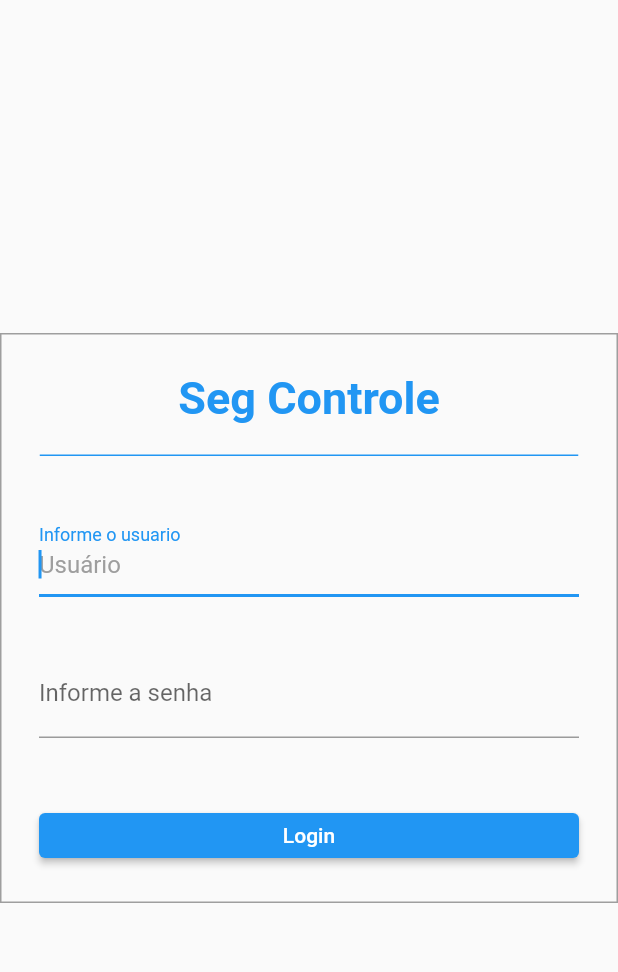
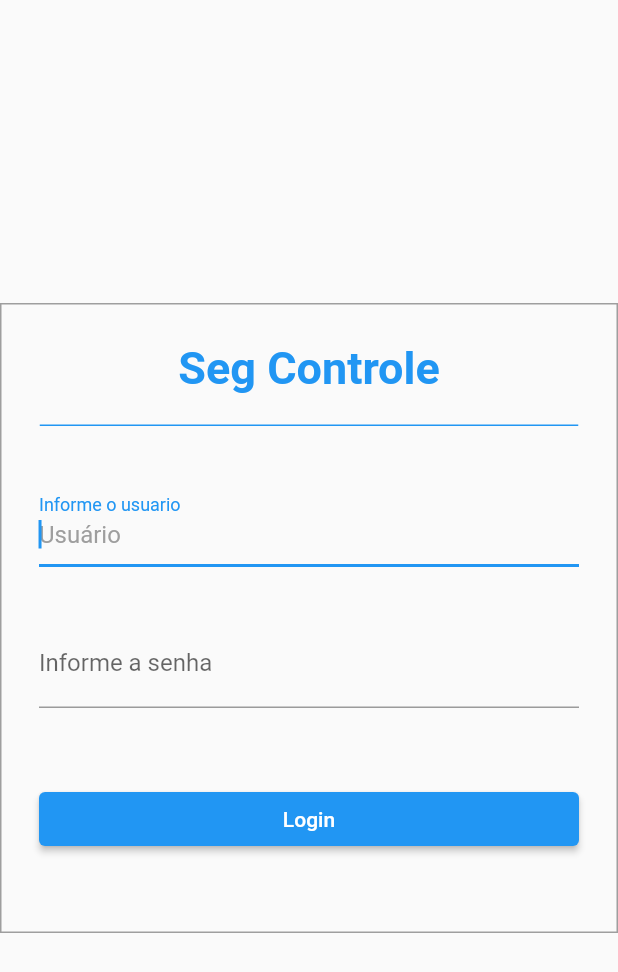
Before and after one commit to Fernando1506/os_interna, a Flutter app: the LoginView screen opened directly, on a phone screen of 412 x 824 dp. Shown: the top 972 px of the screen. Run offline on Flutter 3.47's test engine with Material 2 defaults, Android fonts, the light colour scheme and no system bars; our stand-ins replace firebase_core, firebase_database, font_awesome_flutter, get; accounts and stored records are empty.

Commit message:
Update login

```diff
--- /dev/null
+++ b/lib/login/login.controller.dart
@@ -0,0 +1,17 @@
+import 'package:flutter/material.dart';
+import 'package:get/get.dart';
+
+import '../relatorio_ordem_de_servico/relatorio.view.dart';
+
+class LoginController {
+  TextEditingController usuario = TextEditingController();
+  TextEditingController senha = TextEditingController();
+
+  Future logarSistema() async {
+    if (usuario.text == "admin" && senha.text == "123") {
+      Get.off(RelatorioView());
+    } else {
+      Container();
+    }
+  }
+}
--- a/lib/login/login.view.dart
+++ b/lib/login/login.view.dart
@@ -1,10 +1,18 @@
 import 'package:flutter/material.dart';
 import 'package:get/get.dart';
-import '../page/homepage.view.dart';
+import 'package:os_interna/components/buttons.dart';
 import '../relatorio_ordem_de_servico/relatorio.view.dart';
+import 'login.controller.dart';
 
 class LoginView extends StatelessWidget {
-  const LoginView({Key? key}) : super(key: key);
+  LoginView({
+    Key? key,
+  }) : super(key: key) {
+    controllerLogin = LoginController();
+  }
+
+  late LoginController controllerLogin;
+  final formKey = GlobalKey<FormState>();
 
   @override
   Widget build(BuildContext context) {
@@ -14,11 +22,13 @@ class LoginView extends StatelessWidget {
       body: Center(
         child: Container(
           width: 500,
-          height: 380,
+          height: 420,
           padding: const EdgeInsets.all(25),
           decoration: BoxDecoration(
             border: Border.all(color: Colors.grey),
           ),
+          child: Form(
+            key: formKey,
             child: Column(
               children: [
                 const Text(
@@ -40,16 +50,29 @@ class LoginView extends StatelessWidget {
                   ),
                 ),
                 const SizedBox(height: 35),
-              const TextField(
+                TextFormField(
+                  validator: (value) {
+                    if (value == null || value.isEmpty) {
+                      return 'Obrigatório!';
+                    }
+                    return null;
+                  },
                   autofocus: true,
                   decoration: InputDecoration(
                     hintText: 'Usuário',
                     hintStyle: TextStyle(color: Colors.grey),
                     labelText: 'Informe o usuario',
                   ),
+                  controller: controllerLogin.usuario,
                 ),
                 const SizedBox(height: 35),
-              const TextField(
+                TextFormField(
+                  validator: (value) {
+                    if (value == null || value.isEmpty) {
+                      return 'Obrigatório!';
+                    }
+                    return null;
+                  },
                   autofocus: true,
                   obscureText: true,
                   decoration: InputDecoration(
@@ -57,19 +80,21 @@ class LoginView extends StatelessWidget {
                     hintStyle: TextStyle(color: Colors.grey),
                     labelText: 'Informe a senha',
                   ),
+                  controller: controllerLogin.senha,
                 ),
                 const SizedBox(height: 50),
-              Container(
-                width: double.infinity,
-                height: 30,
-                child: ElevatedButton(
-                  onPressed: () {
-                    Get.off(RelatorioView());
+                Button(
+                    text: "Login",
+                    onTap: () {
+                      if (formKey.currentState!.validate()) {
+                        controllerLogin.logarSistema();
+                      } else {
+                        Container();
+                      }
                     },
-                  child: Text('Login'),
+                    width: double.infinity)
+              ],
             ),
-              ),
-            ],
           ),
         ),
       ),
--- a/lib/relatorio_ordem_de_servico/relatorio.view.dart
+++ b/lib/relatorio_ordem_de_servico/relatorio.view.dart
@@ -42,7 +42,9 @@ class RelatorioView extends StatelessWidget {
     return Scaffold(
       appBar: AppBar(actions: [
         TextButton(
-          onPressed: () {},
+          onPressed: () {
+            Get.offAll(LoginView());
+          },
           child: const Text(
             'Sair',
             style: TextStyle(color: Colors.white),
```
Lines whose indentation alone changed are shown as unchanged.
